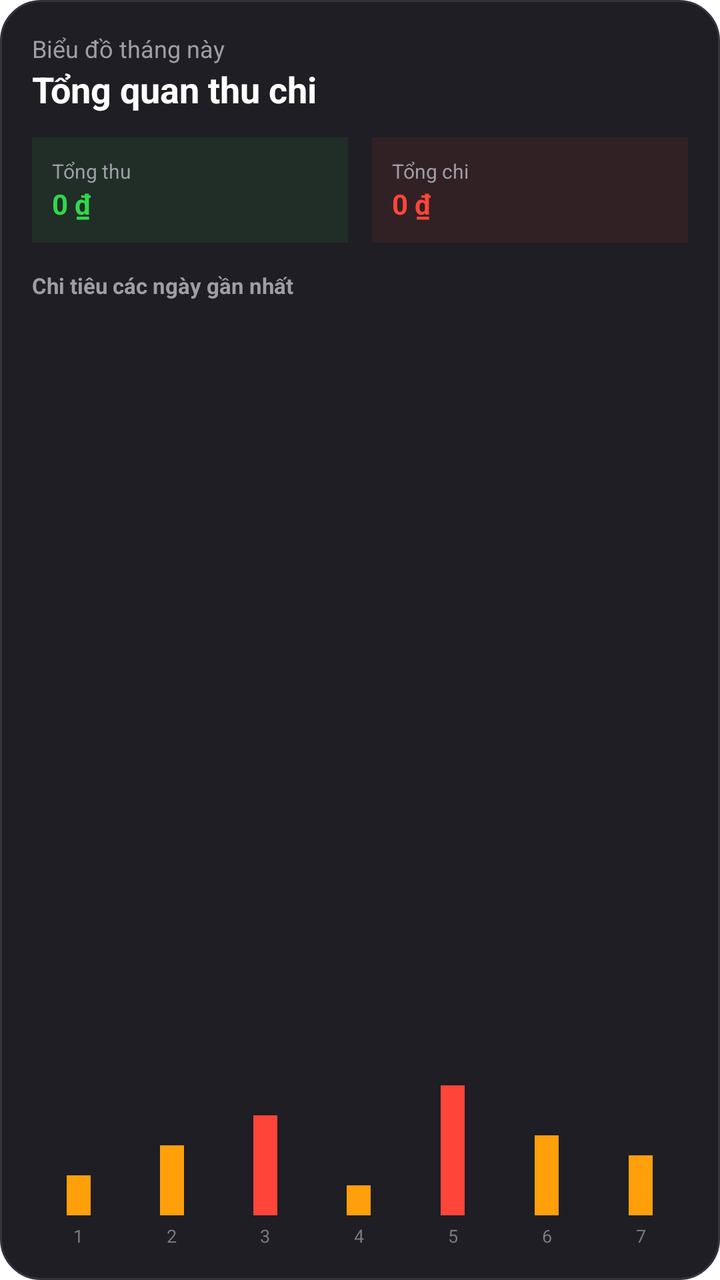
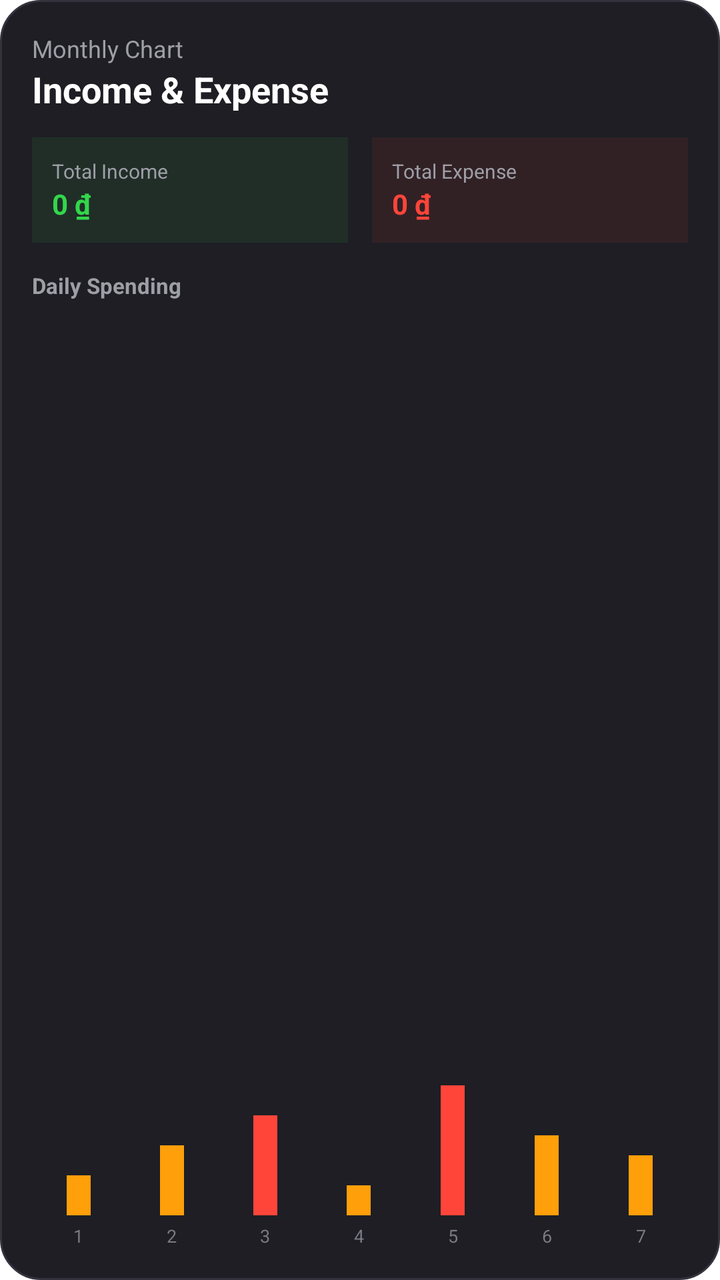

The first picture is an Android layout as it rendered before a commit; the second is the same layout after the commit. The layout source and the unified diff follow.
<!-- AndroidManifest.xml: fallback theme Theme.MaterialComponents.DayNight.NoActionBar -->
<!-- res/layout/widget_monthly_chart.xml -->
<?xml version="1.0" encoding="utf-8"?>
<LinearLayout xmlns:android="http://schemas.android.com/apk/res/android"
    android:id="@+id/widget_container"
    android:layout_width="match_parent"
    android:layout_height="match_parent"
    android:background="@drawable/widget_background"
    android:orientation="vertical"
    android:padding="16dp">

    
    <LinearLayout
        android:layout_width="match_parent"
        android:layout_height="wrap_content"
        android:gravity="center_vertical"
        android:orientation="horizontal">

        <LinearLayout
            android:layout_width="0dp"
            android:layout_height="wrap_content"
            android:layout_weight="1"
            android:orientation="vertical">

            <TextView
                android:layout_width="wrap_content"
                android:layout_height="wrap_content"
                android:text="Biểu đồ tháng này"
                android:textColor="#9E9EA7"
                android:textSize="12sp" />

            <TextView
                android:layout_width="wrap_content"
                android:layout_height="wrap_content"
                android:text="Tổng quan thu chi"
                android:textColor="#FFFFFF"
                android:textSize="18sp"
                android:textStyle="bold" />
        </LinearLayout>
    </LinearLayout>

    
    <LinearLayout
        android:layout_width="match_parent"
        android:layout_height="wrap_content"
        android:layout_marginTop="12dp"
        android:orientation="horizontal">

        
        <LinearLayout
            android:layout_width="0dp"
            android:layout_height="wrap_content"
            android:layout_marginEnd="6dp"
            android:layout_weight="1"
            android:background="#1532D74B"
            android:orientation="vertical"
            android:padding="10dp">

            <TextView
                android:layout_width="wrap_content"
                android:layout_height="wrap_content"
                android:text="Tổng thu"
                android:textColor="#9E9EA7"
                android:textSize="10sp" />

            <TextView
                android:id="@+id/tv_monthly_income"
                android:layout_width="wrap_content"
                android:layout_height="wrap_content"
                android:ellipsize="end"
                android:maxLines="1"
                android:text="0 ₫"
                android:textColor="#32D74B"
                android:textSize="14sp"
                android:textStyle="bold" />
        </LinearLayout>

        
        <LinearLayout
            android:layout_width="0dp"
            android:layout_height="wrap_content"
            android:layout_marginStart="6dp"
            android:layout_weight="1"
            android:background="#15FF453A"
            android:orientation="vertical"
            android:padding="10dp">

            <TextView
                android:layout_width="wrap_content"
                android:layout_height="wrap_content"
                android:text="Tổng chi"
                android:textColor="#9E9EA7"
                android:textSize="10sp" />

            <TextView
                android:id="@+id/tv_monthly_expense"
                android:layout_width="wrap_content"
                android:layout_height="wrap_content"
                android:ellipsize="end"
                android:maxLines="1"
                android:text="0 ₫"
                android:textColor="#FF453A"
                android:textSize="14sp"
                android:textStyle="bold" />
        </LinearLayout>
    </LinearLayout>

    <TextView
        android:layout_width="wrap_content"
        android:layout_height="wrap_content"
        android:layout_marginTop="14dp"
        android:layout_marginBottom="6dp"
        android:text="Chi tiêu các ngày gần nhất"
        android:textColor="#9E9EA7"
        android:textSize="11sp"
        android:textStyle="bold" />

    
    <LinearLayout
        android:id="@+id/chart_bars_layout"
        android:layout_width="match_parent"
        android:layout_height="0dp"
        android:layout_weight="1"
        android:gravity="bottom"
        android:orientation="horizontal">

        
        <LinearLayout
            android:layout_width="0dp"
            android:layout_height="match_parent"
            android:layout_weight="1"
            android:gravity="bottom|center_horizontal"
            android:orientation="vertical">

            <View
                android:id="@+id/bar_view_1"
                android:layout_width="12dp"
                android:layout_height="20dp"
                android:background="#FF9F0A" />

            <TextView
                android:id="@+id/tv_day_1"
                android:layout_width="wrap_content"
                android:layout_height="wrap_content"
                android:layout_marginTop="4dp"
                android:text="1"
                android:textColor="#7A7A85"
                android:textSize="9sp" />
        </LinearLayout>

        
        <LinearLayout
            android:layout_width="0dp"
            android:layout_height="match_parent"
            android:layout_weight="1"
            android:gravity="bottom|center_horizontal"
            android:orientation="vertical">

            <View
                android:id="@+id/bar_view_2"
                android:layout_width="12dp"
                android:layout_height="35dp"
                android:background="#FF9F0A" />

            <TextView
                android:id="@+id/tv_day_2"
                android:layout_width="wrap_content"
                android:layout_height="wrap_content"
                android:layout_marginTop="4dp"
                android:text="2"
                android:textColor="#7A7A85"
                android:textSize="9sp" />
        </LinearLayout>

        
        <LinearLayout
            android:layout_width="0dp"
            android:layout_height="match_parent"
            android:layout_weight="1"
            android:gravity="bottom|center_horizontal"
            android:orientation="vertical">

            <View
                android:id="@+id/bar_view_3"
                android:layout_width="12dp"
                android:layout_height="50dp"
                android:background="#FF453A" />

            <TextView
                android:id="@+id/tv_day_3"
                android:layout_width="wrap_content"
                android:layout_height="wrap_content"
                android:layout_marginTop="4dp"
                android:text="3"
                android:textColor="#7A7A85"
                android:textSize="9sp" />
        </LinearLayout>

        
        <LinearLayout
            android:layout_width="0dp"
            android:layout_height="match_parent"
            android:layout_weight="1"
            android:gravity="bottom|center_horizontal"
            android:orientation="vertical">

            <View
                android:id="@+id/bar_view_4"
                android:layout_width="12dp"
                android:layout_height="15dp"
                android:background="#FF9F0A" />

            <TextView
                android:id="@+id/tv_day_4"
                android:layout_width="wrap_content"
                android:layout_height="wrap_content"
                android:layout_marginTop="4dp"
                android:text="4"
                android:textColor="#7A7A85"
                android:textSize="9sp" />
        </LinearLayout>

        
        <LinearLayout
            android:layout_width="0dp"
            android:layout_height="match_parent"
            android:layout_weight="1"
            android:gravity="bottom|center_horizontal"
            android:orientation="vertical">

            <View
                android:id="@+id/bar_view_5"
                android:layout_width="12dp"
                android:layout_height="65dp"
                android:background="#FF453A" />

            <TextView
                android:id="@+id/tv_day_5"
                android:layout_width="wrap_content"
                android:layout_height="wrap_content"
                android:layout_marginTop="4dp"
                android:text="5"
                android:textColor="#7A7A85"
                android:textSize="9sp" />
        </LinearLayout>

        
        <LinearLayout
            android:layout_width="0dp"
            android:layout_height="match_parent"
            android:layout_weight="1"
            android:gravity="bottom|center_horizontal"
            android:orientation="vertical">

            <View
                android:id="@+id/bar_view_6"
                android:layout_width="12dp"
                android:layout_height="40dp"
                android:background="#FF9F0A" />

            <TextView
                android:id="@+id/tv_day_6"
                android:layout_width="wrap_content"
                android:layout_height="wrap_content"
                android:layout_marginTop="4dp"
                android:text="6"
                android:textColor="#7A7A85"
                android:textSize="9sp" />
        </LinearLayout>

        
        <LinearLayout
            android:layout_width="0dp"
            android:layout_height="match_parent"
            android:layout_weight="1"
            android:gravity="bottom|center_horizontal"
            android:orientation="vertical">

            <View
                android:id="@+id/bar_view_7"
                android:layout_width="12dp"
                android:layout_height="30dp"
                android:background="#FF9F0A" />

            <TextView
                android:id="@+id/tv_day_7"
                android:layout_width="wrap_content"
                android:layout_height="wrap_content"
                android:layout_marginTop="4dp"
                android:text="7"
                android:textColor="#7A7A85"
                android:textSize="9sp" />
        </LinearLayout>

    </LinearLayout>

</LinearLayout>
<!-- resources referenced by this layout -->
<resources>
  <!-- drawable widget_background (drawable) -->
  <?xml version="1.0" encoding="utf-8"?>
  <shape xmlns:android="http://schemas.android.com/apk/res/android"
      android:shape="rectangle">
      <corners android:radius="20dp" />
      <solid android:color="#1E1E24" />
      <stroke android:width="1dp" android:color="#33333E" />
  </shape>
</resources>

<!-- the commit's change to res/layout/widget_monthly_chart.xml (unified diff, before → after) -->
@@ -23,14 +23,14 @@
             <TextView
                 android:layout_width="wrap_content"
                 android:layout_height="wrap_content"
-                android:text="Biểu đồ tháng này"
+                android:text="@string/widget_monthly_chart"
                 android:textColor="#9E9EA7"
                 android:textSize="12sp" />
 
             <TextView
                 android:layout_width="wrap_content"
                 android:layout_height="wrap_content"
-                android:text="Tổng quan thu chi"
+                android:text="@string/widget_overview_income_expense"
                 android:textColor="#FFFFFF"
                 android:textSize="18sp"
                 android:textStyle="bold" />
@@ -57,7 +57,7 @@
             <TextView
                 android:layout_width="wrap_content"
                 android:layout_height="wrap_content"
-                android:text="Tổng thu"
+                android:text="@string/widget_total_income"
                 android:textColor="#9E9EA7"
                 android:textSize="10sp" />
 
@@ -86,7 +86,7 @@
             <TextView
                 android:layout_width="wrap_content"
                 android:layout_height="wrap_content"
-                android:text="Tổng chi"
+                android:text="@string/widget_total_expense"
                 android:textColor="#9E9EA7"
                 android:textSize="10sp" />
 
@@ -108,7 +108,7 @@
         android:layout_height="wrap_content"
         android:layout_marginTop="14dp"
         android:layout_marginBottom="6dp"
-        android:text="Chi tiêu các ngày gần nhất"
+        android:text="@string/widget_daily_spending"
         android:textColor="#9E9EA7"
         android:textSize="11sp"
         android:textStyle="bold" />
<!-- resource entries referenced after the edit -->
@@ -8,5 +8,10 @@
       <solid android:color="#1E1E24" />
       <stroke android:width="1dp" android:color="#33333E" />
   </shape>
+  <string name="widget_daily_spending">Daily Spending</string>
+  <string name="widget_monthly_chart">Monthly Chart</string>
+  <string name="widget_overview_income_expense">Income &amp; Expense</string>
+  <string name="widget_total_expense">Total Expense</string>
+  <string name="widget_total_income">Total Income</string>
 </resources>
 
